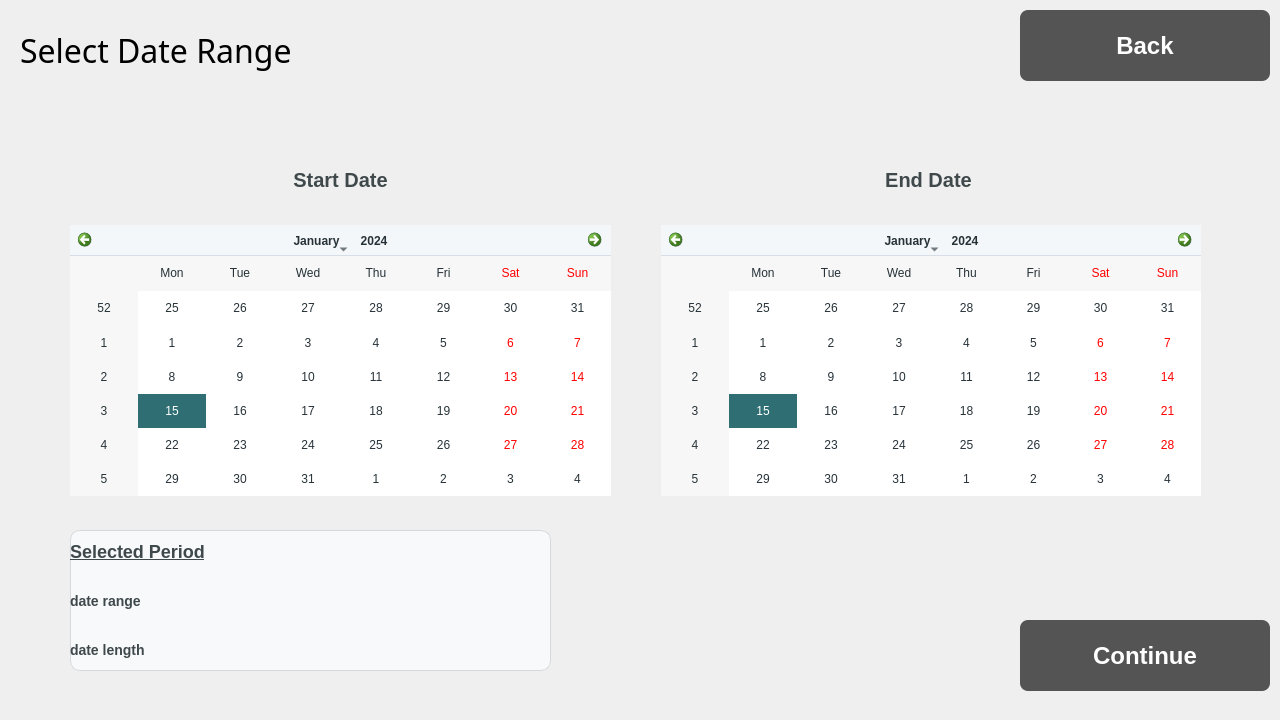
Above: ui_files/select_date.ui from Asilve/PharmaShift before the change. Below: the same form after it.
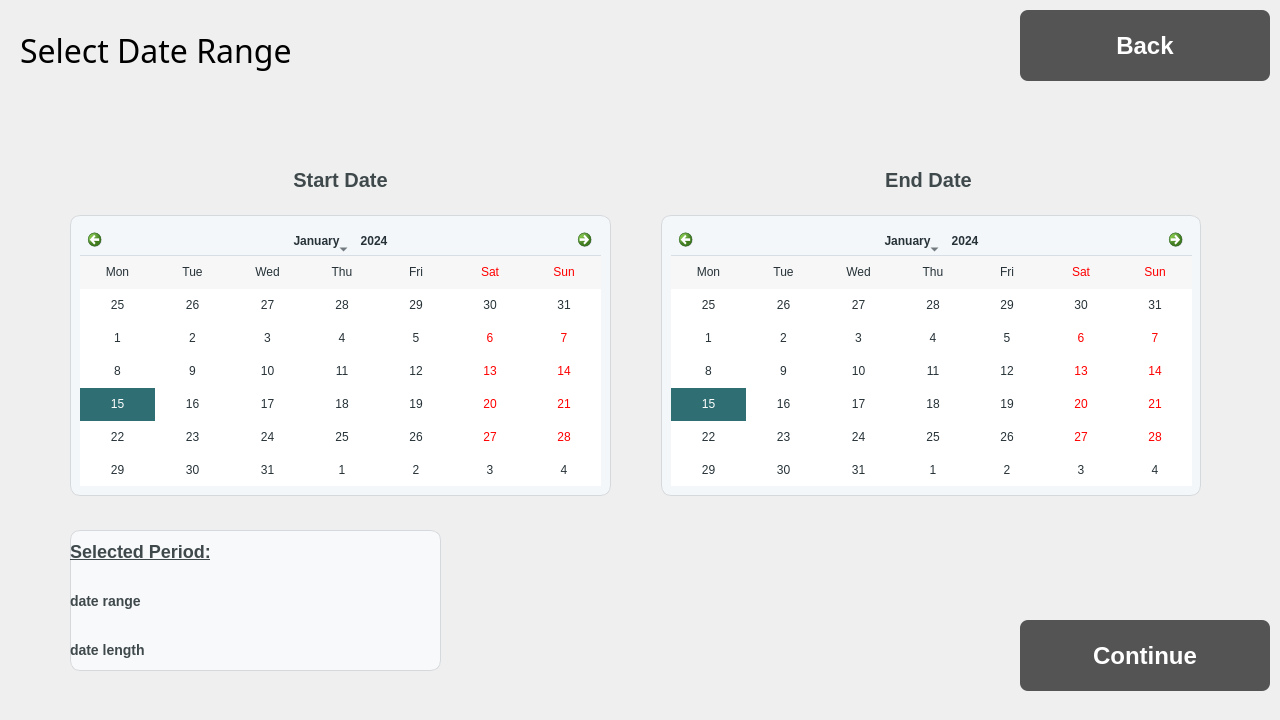
That is the form after the change. Icons and pictures are not drawn.

Commit message: implement select template and select date pages

The edit to the form file:
```diff
--- a/ui_files/select_date.ui
+++ b/ui_files/select_date.ui
@@ -127,9 +127,9 @@
    <property name="geometry">
     <rect>
      <x>20</x>
-     <y>200</y>
+     <y>190</y>
      <width>1231</width>
-     <height>321</height>
+     <height>331</height>
     </rect>
    </property>
    <layout class="QHBoxLayout" name="horizontalLayout">
@@ -149,11 +149,34 @@
      <number>25</number>
     </property>
     <item>
-     <widget class="QCalendarWidget" name="start_calendar">
+     <widget class="QFrame" name="start_calendar_container">
       <property name="styleSheet">
-       <string notr="true">QCalendarWidget {
-    background-color: white;    
-	border: 1px solid #D6D9DC;
+       <string notr="true">#start_calendar_container,
+#end_calendar_container {
+    background-color: #F4F7FA;
+    border: 1px solid #D6D9DC;
+    border-radius: 10px;
+}</string>
+      </property>
+      <property name="frameShape">
+       <enum>QFrame::Shape::StyledPanel</enum>
+      </property>
+      <property name="frameShadow">
+       <enum>QFrame::Shadow::Raised</enum>
+      </property>
+      <widget class="QCalendarWidget" name="start_calendar">
+       <property name="geometry">
+        <rect>
+         <x>10</x>
+         <y>10</y>
+         <width>521</width>
+         <height>261</height>
+        </rect>
+       </property>
+       <property name="styleSheet">
+        <string notr="true">QCalendarWidget {
+    background-color: white;
+    border: 1px solid #D6D9DC;
     border-radius: 10px;
 }
 
@@ -181,18 +204,60 @@
 QCalendarWidget QAbstractItemView {
     background-color: white;
     color: #263238;
+    border: none;
+    outline: none;
     selection-background-color: #2F6F73;
     selection-color: white;
-    border: none;
-    outline: none;
+}
+
+/* Date currently under the mouse */
+QCalendarWidget QAbstractItemView::item:hover {
+    background-color: #E8EEF2;
+    color: #263238;
+}
+
+/* Selected date */
+QCalendarWidget QAbstractItemView::item:selected {
+    background-color: #2F6F73;
+    color: white;
 }</string>
-      </property>
+       </property>
+       <property name="horizontalHeaderFormat">
+        <enum>QCalendarWidget::HorizontalHeaderFormat::ShortDayNames</enum>
+       </property>
+       <property name="verticalHeaderFormat">
+        <enum>QCalendarWidget::VerticalHeaderFormat::NoVerticalHeader</enum>
+       </property>
+      </widget>
      </widget>
     </item>
     <item>
-     <widget class="QCalendarWidget" name="end_calendar">
+     <widget class="QFrame" name="end_calendar_container">
       <property name="styleSheet">
-       <string notr="true">QCalendarWidget {
+       <string notr="true">#start_calendar_container,
+#end_calendar_container {
+    background-color: #F4F7FA;
+    border: 1px solid #D6D9DC;
+    border-radius: 10px;
+}</string>
+      </property>
+      <property name="frameShape">
+       <enum>QFrame::Shape::StyledPanel</enum>
+      </property>
+      <property name="frameShadow">
+       <enum>QFrame::Shadow::Raised</enum>
+      </property>
+      <widget class="QCalendarWidget" name="end_calendar">
+       <property name="geometry">
+        <rect>
+         <x>10</x>
+         <y>10</y>
+         <width>521</width>
+         <height>261</height>
+        </rect>
+       </property>
+       <property name="styleSheet">
+        <string notr="true">QCalendarWidget {
     background-color: white;
     border: 1px solid #D6D9DC;
     border-radius: 10px;
@@ -222,12 +287,28 @@
 QCalendarWidget QAbstractItemView {
     background-color: white;
     color: #263238;
+    border: none;
+    outline: none;
     selection-background-color: #2F6F73;
     selection-color: white;
-    border: none;
-    outline: none;
+}
+
+/* Date currently under the mouse */
+QCalendarWidget QAbstractItemView::item:hover {
+    background-color: #E8EEF2;
+    color: #263238;
+}
+
+/* Selected date */
+QCalendarWidget QAbstractItemView::item:selected {
+    background-color: #2F6F73;
+    color: white;
 }</string>
-      </property>
+       </property>
+       <property name="verticalHeaderFormat">
+        <enum>QCalendarWidget::VerticalHeaderFormat::NoVerticalHeader</enum>
+       </property>
+      </widget>
      </widget>
     </item>
    </layout>
@@ -283,7 +364,7 @@
     <rect>
      <x>70</x>
      <y>530</y>
-     <width>481</width>
+     <width>371</width>
      <height>141</height>
     </rect>
    </property>
@@ -313,7 +394,7 @@
 }</string>
       </property>
       <property name="text">
-       <string>Selected Period</string>
+       <string>Selected Period:</string>
       </property>
      </widget>
     </item>
```
Left out of the diff: 4 changed lines with no effect on the pictures. The commit also changes 3 other files.
